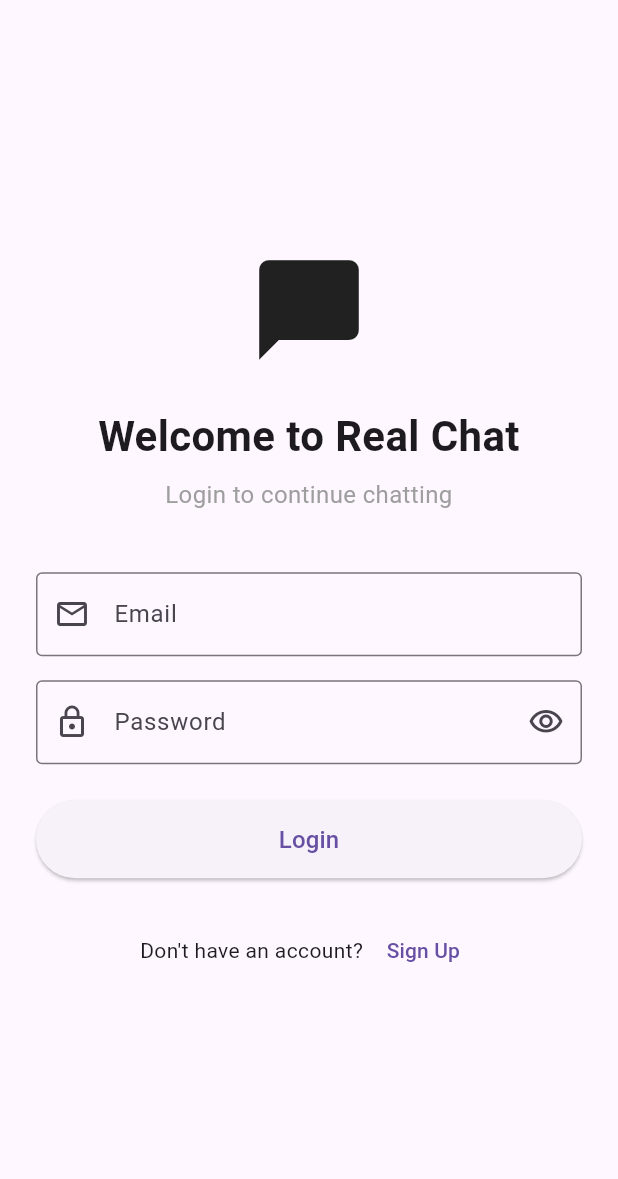
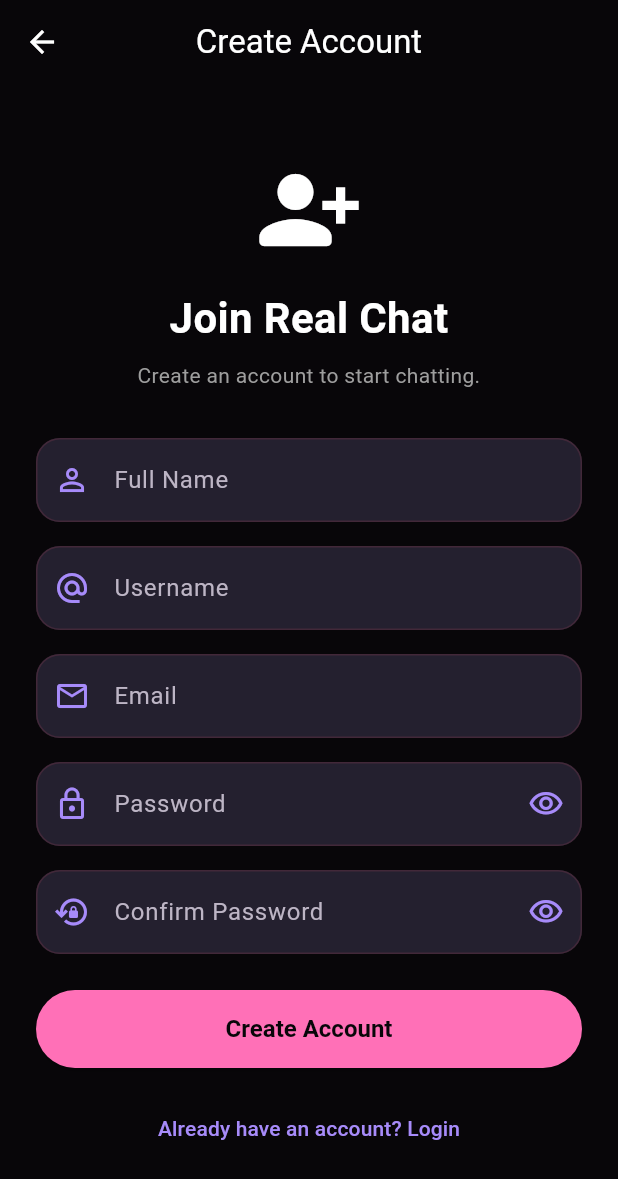
Before and after one commit to athumol/real_chat, a Flutter app: the screen it shows after launch, after a tap on "Sign Up", on a phone screen of 412 x 824 dp. Shown: the top 1179 px of the screen. Run offline on Flutter 3.47's test engine with Material 3 defaults, Android fonts, the phone set to English and light mode, and no system bars; our stand-ins replace cloud_firestore, firebase_auth, firebase_core, flutter_riverpod; accounts and stored records are empty.

Commit message:
create acc & login are working and theme added.

```diff
--- /dev/null
+++ b/lib/core/theme/app_theme.dart
@@ -0,0 +1,98 @@
+
+import 'package:flutter/material.dart';
+
+class AppTheme {
+  AppTheme._();
+
+  // Colors inspired by the reference design
+  static const Color background = Color(0xFF080609);
+  static const Color deepViolet = Color(0xFF24202F);
+  static const Color tealShadow = Color(0xFF12303B);
+  static const Color plum = Color(0xFF492A3C);
+  static const Color lavender = Color(0xFFA78BFA);
+  static const Color rosePink = Color(0xFFFF70B7);
+  static const Color primaryText = Color(0xFFFFFFFF);
+  static const Color secondaryText = Color(0xFFBDB5C5);
+
+  static ThemeData get darkTheme {
+    return ThemeData(
+      useMaterial3: true,
+      brightness: Brightness.dark,
+      scaffoldBackgroundColor: background,
+
+      colorScheme: const ColorScheme.dark(
+        primary: rosePink,
+        secondary: lavender,
+        surface: deepViolet,
+        error: Color(0xFFFF6B6B),
+        onPrimary: background,
+        onSecondary: background,
+        onSurface: primaryText,
+      ),
+
+      appBarTheme: const AppBarTheme(
+        backgroundColor: background,
+        foregroundColor: primaryText,
+        elevation: 0,
+        centerTitle: false,
+      ),
+
+      inputDecorationTheme: InputDecorationTheme(
+        filled: true,
+        fillColor: deepViolet,
+        hintStyle: const TextStyle(color: secondaryText),
+        labelStyle: const TextStyle(color: secondaryText),
+        prefixIconColor: lavender,
+        suffixIconColor: lavender,
+        contentPadding: const EdgeInsets.symmetric(
+          horizontal: 18,
+          vertical: 16,
+        ),
+        border: OutlineInputBorder(
+          borderRadius: BorderRadius.circular(16),
+          borderSide: BorderSide.none,
+        ),
+        enabledBorder: OutlineInputBorder(
+          borderRadius: BorderRadius.circular(16),
+          borderSide: BorderSide(
+            color: plum.withValues(alpha: 0.8),
+          ),
+        ),
+        focusedBorder: OutlineInputBorder(
+          borderRadius: BorderRadius.circular(16),
+          borderSide: const BorderSide(
+            color: lavender,
+            width: 1.5,
+          ),
+        ),
+      ),
+
+      elevatedButtonTheme: ElevatedButtonThemeData(
+        style: ElevatedButton.styleFrom(
+          backgroundColor: rosePink,
+          foregroundColor: background,
+          minimumSize: const Size(double.infinity, 52),
+          shape: RoundedRectangleBorder(
+            borderRadius: BorderRadius.circular(28),
+          ),
+          textStyle: const TextStyle(
+            fontSize: 15,
+            fontWeight: FontWeight.w600,
+          ),
+        ),
+      ),
+
+      textButtonTheme: TextButtonThemeData(
+        style: TextButton.styleFrom(
+          foregroundColor: lavender,
+        ),
+      ),
+
+      progressIndicatorTheme: const ProgressIndicatorThemeData(
+        color: rosePink,
+      ),
+
+      dividerColor: plum,
+    );
+  }
+}
--- a/lib/features/auth/presentation/screens/login_screen.dart
+++ b/lib/features/auth/presentation/screens/login_screen.dart
@@ -1,6 +1,7 @@
 import 'package:flutter/material.dart';
 import 'package:firebase_auth/firebase_auth.dart';
 import 'package:flutter_riverpod/flutter_riverpod.dart';
+import 'signup_screen.dart';
 
 class LoginScreen extends ConsumerStatefulWidget {
   const LoginScreen({super.key});
@@ -177,9 +178,14 @@ class _LoginScreenState extends ConsumerState<LoginScreen> {
                       const Text("Don't have an account? "),
                       TextButton(
                         onPressed: () {
-                          // Signup screen will be added next.
+                          Navigator.push(
+                            context,
+                            MaterialPageRoute(
+                              builder: (context) => const SignupScreen(),
+                            ),
+                          );
                         },
-                        child: const Text('Sign Up'),
+                        child: const Text("Sign Up"),
                       ),
                     ],
                   ),
--- a/lib/features/auth/presentation/screens/signup_screen.dart
+++ b/lib/features/auth/presentation/screens/signup_screen.dart
@@ -1,14 +1,17 @@
+import 'package:flutter/material.dart';
+import 'package:firebase_auth/firebase_auth.dart';
+import 'package:flutter_riverpod/flutter_riverpod.dart';
+import 'package:real_chat/core/providers/usecase_providers.dart';
+import 'package:real_chat/data/models/user_model.dart';
 
-import 'package:flutter/material.dart';
-
-class SignupScreen extends StatefulWidget {
+class SignupScreen extends ConsumerStatefulWidget {
   const SignupScreen({super.key});
 
   @override
-  State<SignupScreen> createState() => _SignupScreenState();
+  ConsumerState<SignupScreen> createState() => _SignupScreenState();
 }
 
-class _SignupScreenState extends State<SignupScreen> {
+class _SignupScreenState extends ConsumerState<SignupScreen> {
   final _nameController = TextEditingController();
   final _usernameController = TextEditingController();
   final _emailController = TextEditingController();
@@ -17,6 +20,113 @@ class _SignupScreenState extends State<SignupScreen> {
 
   bool _obscurePassword = true;
   bool _obscureConfirmPassword = true;
+  bool _isLoading = false;
+
+  Future<void> _signup() async {
+    final name = _nameController.text.trim();
+    final username = _usernameController.text.trim();
+    final email = _emailController.text.trim();
+    final password = _passwordController.text;
+    final confirmPassword = _confirmPasswordController.text;
+
+    if (name.isEmpty ||
+        username.isEmpty ||
+        email.isEmpty ||
+        password.isEmpty ||
+        confirmPassword.isEmpty) {
+      _showMessage('Please fill in all fields.');
+      return;
+    }
+
+    if (!RegExp(r'^[a-zA-Z0-9_]+$').hasMatch(username)) {
+      _showMessage(
+        'Username can contain only letters, numbers, and underscores.',
+      );
+      return;
+    }
+
+    if (password.length < 6) {
+      _showMessage('Password must be at least 6 characters.');
+      return;
+    }
+
+    if (password != confirmPassword) {
+      _showMessage('Passwords do not match.');
+      return;
+    }
+
+    setState(() {
+      _isLoading = true;
+    });
+
+    try {
+      final credential = await FirebaseAuth.instance
+          .createUserWithEmailAndPassword(email: email, password: password);
+
+      final user = credential.user;
+
+      if (user == null) {
+        throw Exception('Account creation failed.');
+      }
+
+      await ref
+          .read(createUserProvider)
+          .call(
+            UserModel(
+              uid: user.uid,
+              name: name,
+              username: username,
+              phoneNumber: '',
+              email: email,
+              isOnline: true,
+              createdAt: DateTime.now(),
+              lastSeen: DateTime.now(),
+            ),
+          );
+
+      if (!mounted) return;
+
+      _showMessage('Account created successfully!');
+    } on FirebaseAuthException catch (e) {
+      if (!mounted) return;
+
+      switch (e.code) {
+        case 'email-already-in-use':
+          _showMessage('This email is already registered.');
+          break;
+        case 'invalid-email':
+          _showMessage('Please enter a valid email address.');
+          break;
+        case 'weak-password':
+          _showMessage('Please choose a stronger password.');
+          break;
+        case 'operation-not-allowed':
+          _showMessage('Email/password sign-up is not enabled in Firebase.');
+          break;
+        default:
+          _showMessage(e.message ?? 'Registration failed.');
+      }
+    } catch (e, stackTrace) {
+      debugPrint('Signup/Profile Save Error: $e');
+      debugPrintStack(stackTrace: stackTrace);
+
+      if (!mounted) return;
+
+      _showMessage('Registration error: $e');
+    } finally {
+      if (mounted) {
+        setState(() {
+          _isLoading = false;
+        });
+      }
+    }
+  }
+
+  void _showMessage(String message) {
+    ScaffoldMessenger.of(
+      context,
+    ).showSnackBar(SnackBar(content: Text(message)));
+  }
 
   @override
   void dispose() {
@@ -52,10 +162,7 @@ class _SignupScreenState extends State<SignupScreen> {
   @override
   Widget build(BuildContext context) {
     return Scaffold(
-      appBar: AppBar(
-        title: const Text('Create Account'),
-        centerTitle: true,
-      ),
+      appBar: AppBar(title: const Text('Create Account'), centerTitle: true),
       body: SafeArea(
         child: Center(
           child: SingleChildScrollView(
@@ -63,18 +170,12 @@ class _SignupScreenState extends State<SignupScreen> {
             child: Column(
               crossAxisAlignment: CrossAxisAlignment.stretch,
               children: [
-                const Icon(
-                  Icons.person_add_alt_1_rounded,
-                  size: 72,
-                ),
+                const Icon(Icons.person_add_alt_1_rounded, size: 72),
                 const SizedBox(height: 16),
                 const Text(
                   'Join Real Chat',
                   textAlign: TextAlign.center,
-                  style: TextStyle(
-                    fontSize: 28,
-                    fontWeight: FontWeight.bold,
-                  ),
+                  style: TextStyle(fontSize: 28, fontWeight: FontWeight.bold),
                 ),
                 const SizedBox(height: 8),
                 const Text(
@@ -134,8 +235,7 @@ class _SignupScreenState extends State<SignupScreen> {
                   suffixIcon: IconButton(
                     onPressed: () {
                       setState(() {
-                        _obscureConfirmPassword =
-                            !_obscureConfirmPassword;
+                        _obscureConfirmPassword = !_obscureConfirmPassword;
                       });
                     },
                     icon: Icon(
@@ -150,13 +250,17 @@ class _SignupScreenState extends State<SignupScreen> {
                 SizedBox(
                   height: 52,
                   child: ElevatedButton(
-                    onPressed: () {
-                      // Registration functionality will be added next.
-                    },
-                    child: const Text(
-                      'Create Account',
-                      style: TextStyle(fontSize: 16),
-                    ),
+                    onPressed: _isLoading ? null : _signup,
+                    child: _isLoading
+                        ? const SizedBox(
+                            height: 22,
+                            width: 22,
+                            child: CircularProgressIndicator(strokeWidth: 2),
+                          )
+                        : const Text(
+                            'Create Account',
+                            style: TextStyle(fontSize: 16),
+                          ),
                   ),
                 ),
                 const SizedBox(height: 16),
--- a/lib/main.dart
+++ b/lib/main.dart
@@ -1,16 +1,18 @@
+
 import 'package:firebase_core/firebase_core.dart';
 import 'package:flutter/material.dart';
+import 'package:flutter_riverpod/flutter_riverpod.dart';
+
+import 'package:real_chat/core/theme/app_theme.dart';
 import 'package:real_chat/features/auth/presentation/auth_gate.dart';
-//import 'package:real_chat/core/theme/app_theme.dart';
-//import 'package:real_chat/features/auth/presentation/screens/auth/login_screen.dart';
-
 import 'package:real_chat/firebase_options.dart';
-import 'package:flutter_riverpod/flutter_riverpod.dart';
 
 void main() async {
   WidgetsFlutterBinding.ensureInitialized();
 
-  await Firebase.initializeApp(options: DefaultFirebaseOptions.currentPlatform);
+  await Firebase.initializeApp(
+    options: DefaultFirebaseOptions.currentPlatform,
+  );
 
   runApp(
     const ProviderScope(
@@ -22,12 +24,12 @@ void main() async {
 class MyApp extends StatelessWidget {
   const MyApp({super.key});
 
-  // This widget is the root of your application.
   @override
   Widget build(BuildContext context) {
     return MaterialApp(
       debugShowCheckedModeBanner: false,
       title: 'Real Chat',
+      theme: AppTheme.darkTheme,
       home: const AuthGate(),
     );
   }
```
